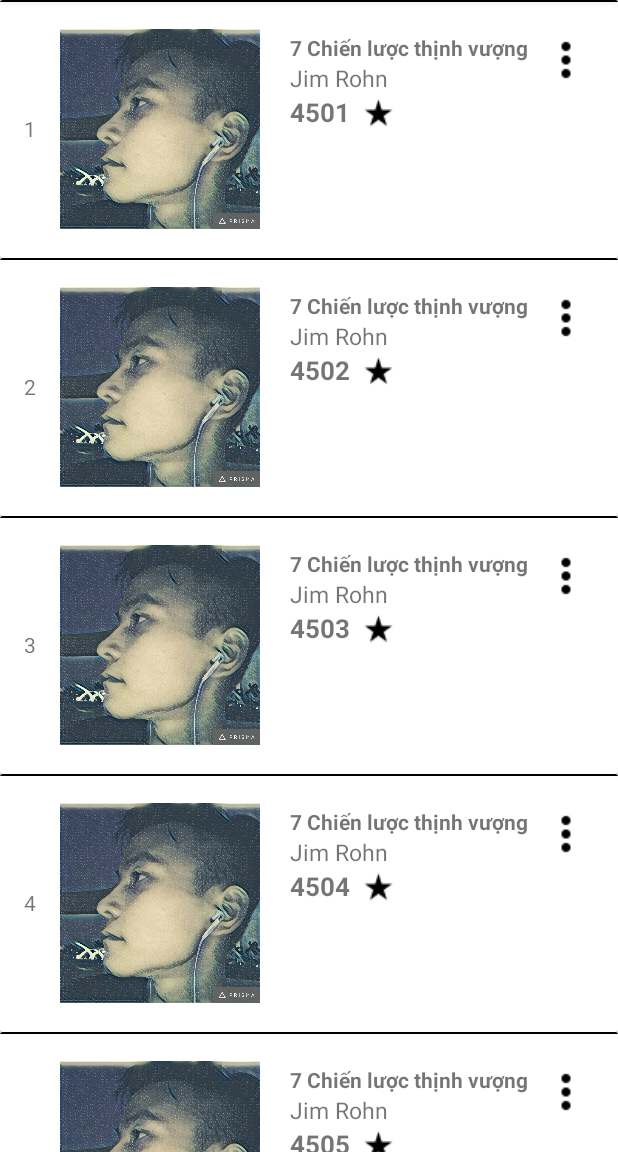
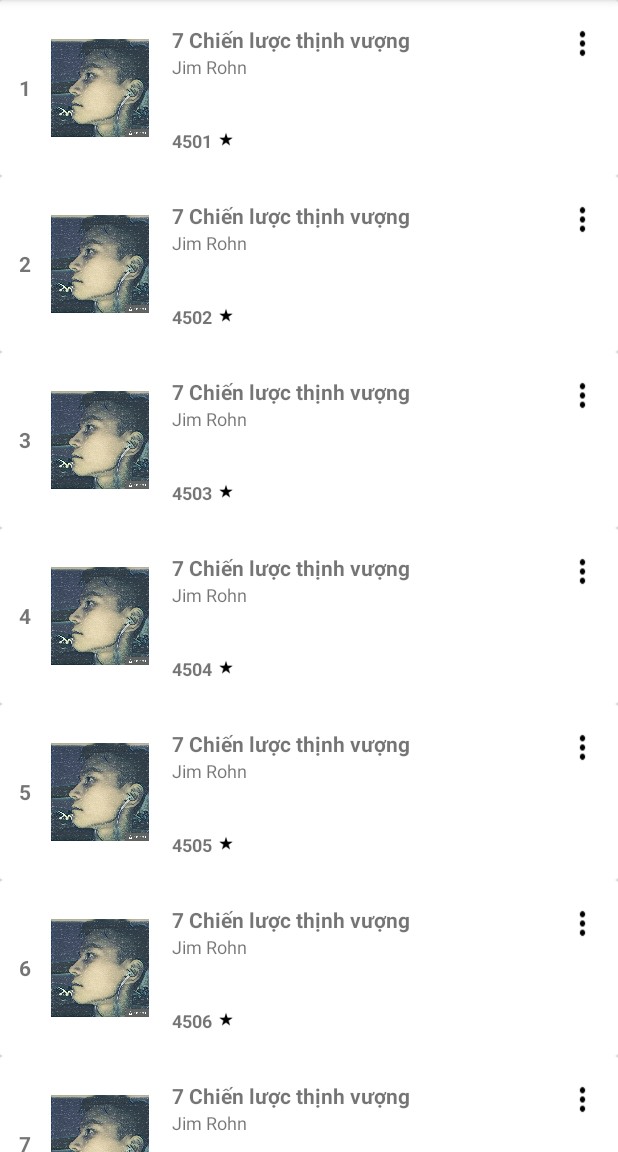
Before and after one commit to NamHV4/TruyenOnline, an Android app: the fragment Screen3Fragment shown on its own in the app's theme, on a phone screen of 412 x 824 dp, the part 84-1236 px from its top. Run offline under Robolectric (Android 15) with nearby library versions, the phone set to English and light mode, and no system bars; our stand-ins replace sdp/ssp sizes; 1 statement that could not run was skipped.

Commit message:
Chỉnh lại layout đúng kích thước

```diff
--- a/app/src/main/res/layout/layout_item_screen3.xml
+++ b/app/src/main/res/layout/layout_item_screen3.xml
@@ -2,40 +2,44 @@
 <android.support.v7.widget.CardView xmlns:android="http://schemas.android.com/apk/res/android"
     xmlns:card_view="http://schemas.android.com/apk/res-auto"
     android:layout_width="match_parent"
-    android:layout_height="wrap_content">
+    android:layout_height="@dimen/_90sdp"
+    android:background="#FFFFFF">
 
     <LinearLayout xmlns:android="http://schemas.android.com/apk/res/android"
+        android:id="@+id/linear_screen3"
         android:layout_width="wrap_content"
         android:layout_height="wrap_content"
         android:layout_gravity="center"
-        android:layout_marginBottom="29px"
-        android:layout_marginTop="29px">
+        android:layout_marginBottom="@dimen/_12sdp"
+        android:layout_marginTop="@dimen/_12sdp">
 
         <TextView
             android:id="@+id/tv_id_truyen"
-            android:layout_width="60px"
+            android:layout_width="@dimen/_26sdp"
             android:layout_height="wrap_content"
             android:gravity="center"
             android:layout_gravity="center"
+            android:textSize="@dimen/_11sdp"
+            android:textStyle="bold"
             android:text="1" />
 
         <ImageView
             android:id="@+id/iv_avatar"
-            android:layout_width="200px"
-            android:layout_height="200px"
+            android:layout_width="@dimen/_50sdp"
+            android:layout_height="@dimen/_50sdp"
             android:layout_gravity="center_vertical"
             android:background="@drawable/icon_truyen" />
 
-        <LinearLayout
+        <RelativeLayout
             android:layout_width="wrap_content"
             android:layout_height="wrap_content"
-            android:layout_marginLeft="30px"
+            android:layout_marginLeft="@dimen/_12sdp"
             android:orientation="vertical">
 
             <RelativeLayout
                 android:layout_width="wrap_content"
                 android:layout_height="wrap_content"
-                android:layout_marginTop="4px">
+                android:layout_marginTop="@dimen/_1sdp">
 
                 <LinearLayout
                     android:layout_width="wrap_content"
@@ -47,51 +51,52 @@
                         android:layout_width="wrap_content"
                         android:layout_height="wrap_content"
                         android:text="7 Chiến lược thịnh vượng"
-                        android:textStyle="bold" />
+                        android:textStyle="bold"
+                        android:textSize="@dimen/_11sdp"/>
 
                     <TextView
                         android:id="@+id/tv_tac_gia"
                         android:layout_width="wrap_content"
                         android:layout_height="wrap_content"
                         android:text="Jim Rohn"
-                        android:textSize="15sp" />
+                        android:textSize="@dimen/_9sdp" />
                     >
-
                 </LinearLayout>
 
                 <ImageView
-                    android:layout_width="wrap_content"
-                    android:layout_height="wrap_content"
+                    android:id="@+id/img_add_offline"
+                    android:layout_width="@dimen/_16sdp"
+                    android:layout_height="@dimen/_19sdp"
                     android:layout_alignParentEnd="true"
-                    android:layout_marginRight="25px"
+                    android:layout_marginRight="@dimen/_10sdp"
                     android:background="@drawable/ic_more_vert_black_24dp" />
 
             </RelativeLayout>
 
             <LinearLayout
                 android:layout_width="wrap_content"
-                android:layout_height="wrap_content">
+                android:layout_height="wrap_content"
+                android:layout_alignParentBottom="true"
+                android:layout_marginBottom="@dimen/_13sdp">
 
                 <TextView
                     android:id="@+id/tv_so_like"
                     android:layout_width="wrap_content"
                     android:layout_height="wrap_content"
                     android:text="5"
-                    android:textSize="17sp"
+                    android:textSize="@dimen/_9sdp"
                     android:textStyle="bold" />
 
                 <ImageView
-                    android:layout_width="wrap_content"
-                    android:layout_height="wrap_content"
-                    android:layout_marginLeft="5dp"
+                    android:layout_width="@dimen/_10sdp"
+                    android:layout_height="@dimen/_10sdp"
+                    android:layout_gravity="center"
+                    android:layout_marginLeft="@dimen/_2sdp"
                     android:background="@drawable/ic_star_rate_black_18dp" />
             </LinearLayout>
 
-        </LinearLayout>
+        </RelativeLayout>
 
     </LinearLayout>
-    <View
-        android:layout_width="match_parent"
-        android:layout_height="1dp"
-        android:background="#000000"></View>
+
 </android.support.v7.widget.CardView>
```
